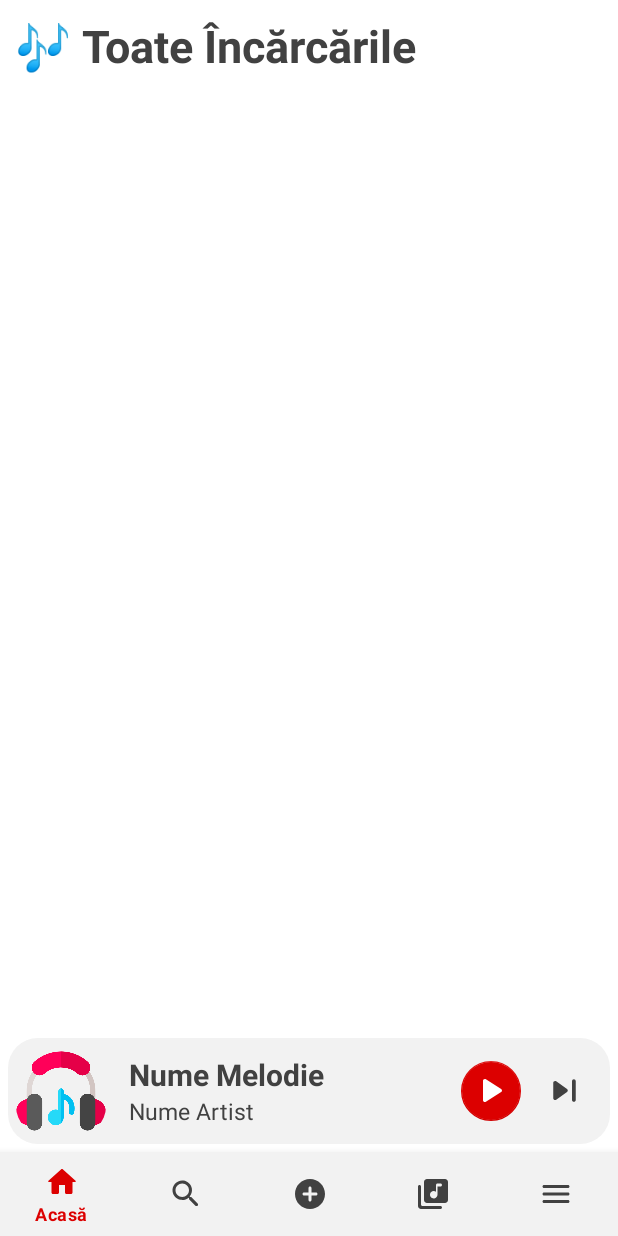
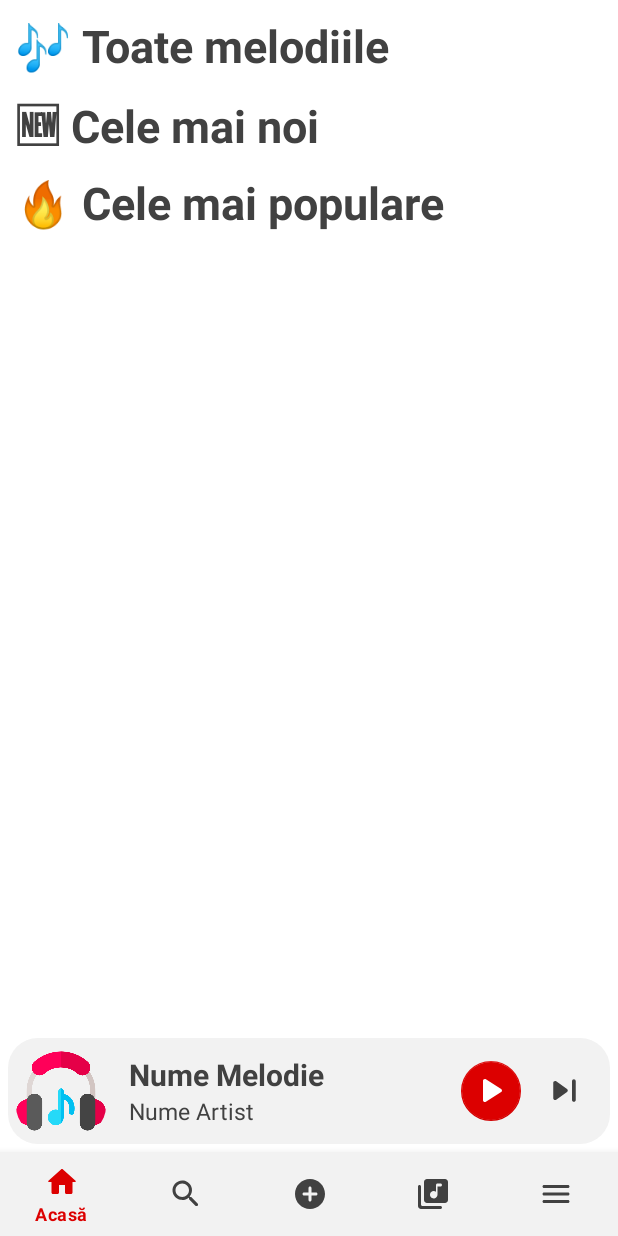
Before and after one commit to MadalinDolca/Licenta, an Android app: the screen it shows after launch (MainActivity), on a phone screen of 412 x 824 dp. Run offline under Robolectric (Android 15) with nearby library versions, the phone set to English and light mode, and no system bars; our stand-ins replace Firebase (no records; nobody signed in at launch, a user with empty details on screens opened directly); libraries missing offline, so code that uses them is left out: androidx.palette.graphics; pictures from the network do not load.

Commit message:
adaugare categorii

```diff
--- a/app/src/main/java/com/madalin/licenta/controllers/fragments/AcasaFragment.java
+++ b/app/src/main/java/com/madalin/licenta/controllers/fragments/AcasaFragment.java
@@ -23,6 +23,8 @@ import com.madalin.licenta.models.CategorieCarduri;
 import com.madalin.licenta.models.Melodie;
 
 import java.util.ArrayList;
+import java.util.Collections;
+import java.util.Comparator;
 import java.util.List;
 
 public class AcasaFragment extends Fragment {
@@ -31,6 +33,8 @@ public class AcasaFragment extends Fragment {
     private RecyclerView recyclerView;
 
     private List<Melodie> listaMelodii; // lista pentru memorarea datelor melodiilor din baza de date
+    private List<Melodie> listaMelodiiNoi;
+    private List<Melodie> listaMelodiiPopulare;
     private List<Melodie> listaMelodiiGitHub; // lista pentru memorarea datelor melodiilor din request API
     private ArrayList<CategorieCarduri> listaCategorii; // pentru memorarea categoriilor
 
@@ -89,8 +93,26 @@ public class AcasaFragment extends Fragment {
                             listaMelodii.add(melodie); // adauga obiectul in lista
                         }
 
-                        listaCategorii.add(new CategorieCarduri("🎶 Toate Încărcările", listaMelodii)); // adauga lista cu melodii in lista categoriilor
+                        // categoria tuturor melodiilor
+                        listaCategorii.add(new CategorieCarduri("🎶 Toate melodiile", listaMelodii)); // adauga lista cu melodii in lista categoriilor
 
+                        // categoria melodiilor noi
+                        listaMelodiiNoi = new ArrayList<>(listaMelodii);
+                        Collections.reverse(listaMelodiiNoi);
+                        listaCategorii.add(new CategorieCarduri("🆕 Cele mai noi", listaMelodiiNoi));
+
+                        // categoria melodiilor celor mai populare
+                        listaMelodiiPopulare = new ArrayList<>(listaMelodii);
+                        Collections.sort(listaMelodiiPopulare, (m1, m2) -> {
+                            if (m1.getNumarRedari() < m2.getNumarRedari())
+                                return 1;
+                            if (m1.getNumarRedari() > m2.getNumarRedari())
+                                return -1;
+                            return 0;
+                        });
+                        listaCategorii.add(new CategorieCarduri("🔥 Cele mai populare", listaMelodiiPopulare));
+
+                        // configurarea adapter-ului si a recyclerView-ului
                         CategorieCarduriAdapter categorieCarduriAdapter = new CategorieCarduriAdapter(getContext(), listaCategorii); // creeaza un adapter pentru categoria cardurilor
                         recyclerView = requireActivity().findViewById(R.id.acasa_recyclerViewCategoriiCarduri); // obtinere vedere RecyclerView
                         recyclerView.setLayoutManager(new LinearLayoutManager(getContext()));
```
